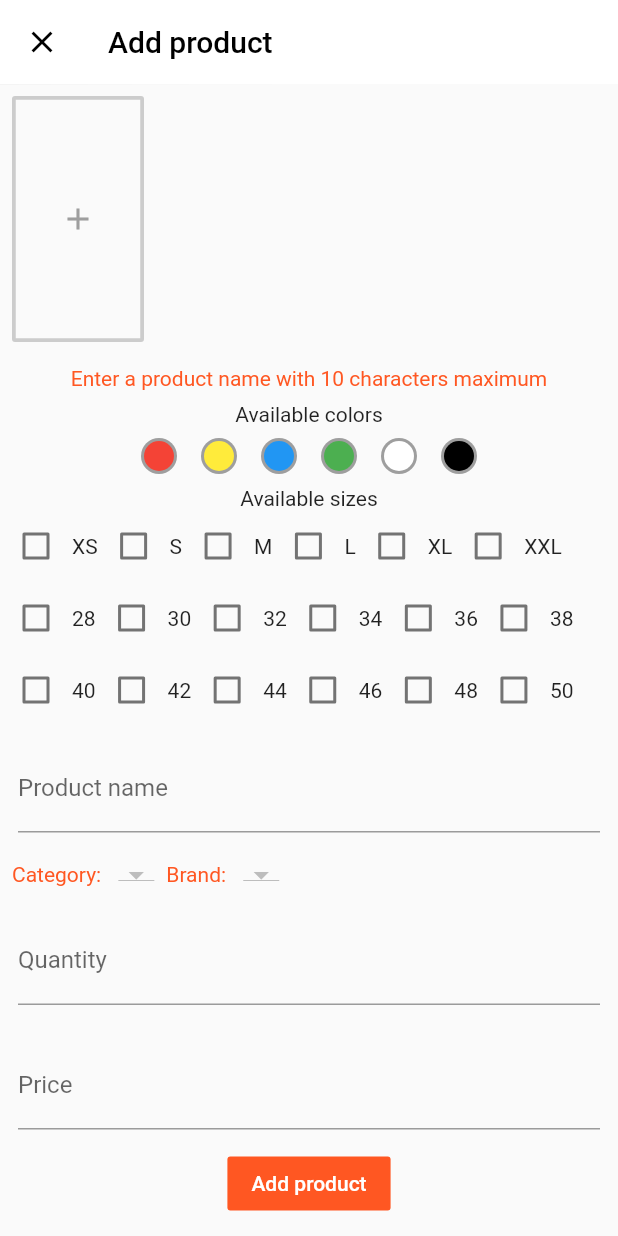
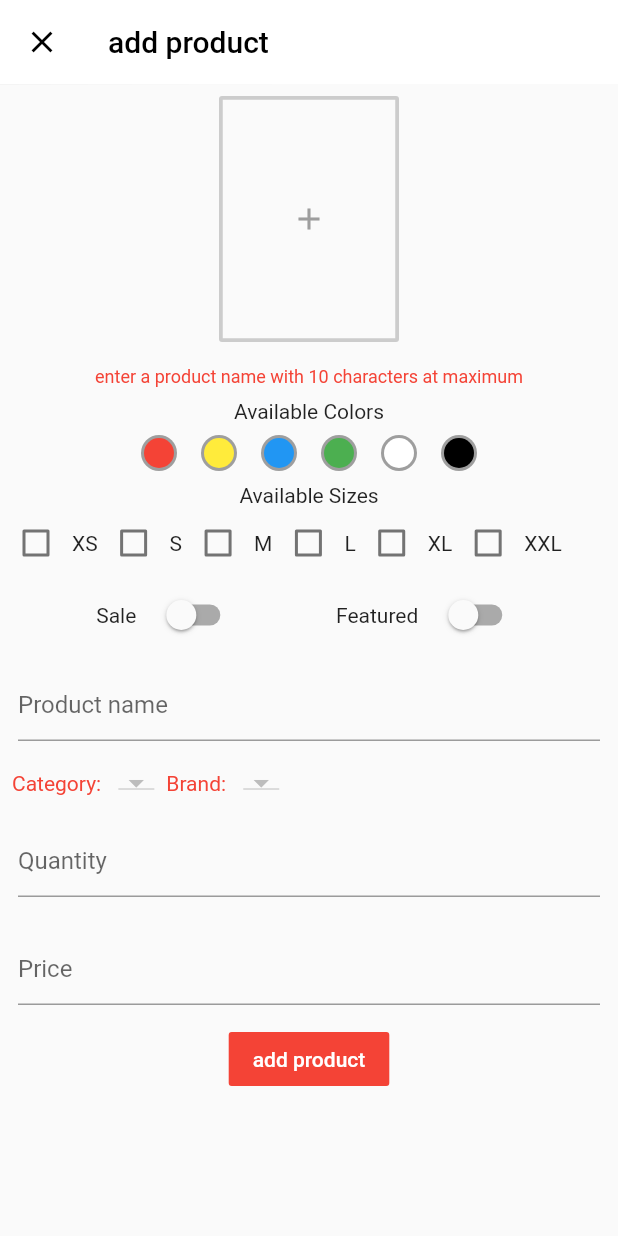
Before and after one commit to Arnoldmn/marcheapp_admi, a Flutter app: the screen it shows after launch, after a tap on "Products", on a phone screen of 412 x 824 dp. Run offline on Flutter 3.47's test engine with Material 2 defaults, Android fonts, the phone set to English and light mode, and no system bars; our stand-ins replace charts_flutter, cloud_firestore, firebase_auth, firebase_storage, flutter_typeahead, fluttertoast and 2 more; missing offline and left inert: dart:ffi; accounts and stored records are empty.

Commit message:
Code organisation

```diff
--- a/lib/db/brand.dart
+++ b/lib/db/brand.dart
@@ -12,10 +12,13 @@ class BrandService {
     _firestore.collection(ref).document(brandId).setData({'brand': name});
   }
 
-  Future<List<DocumentSnapshot>> brandsList() =>
-      _firestore.collection(ref).getDocuments().then((snaps) {
-        return snaps.documents;
-      });
+  Future<List<DocumentSnapshot>> getBrands() =>
+      _firestore.collection(ref).getDocuments().then(
+        (snaps) {
+          print(snaps.documents.length);
+          return snaps.documents;
+        },
+      );
 
   Future<List<DocumentSnapshot>> getSuggestion(String suggestion) => _firestore
           .collection(ref)
--- a/lib/db/category.dart
+++ b/lib/db/category.dart
@@ -7,21 +7,26 @@ class CategoryService {
   String ref = 'Categories';
 
   void createCategory(String name) {
-    var id = new Uuid();
+    var id = Uuid();
     String categoryId = id.v1();
+
     _firestore.collection(ref).document(categoryId).setData({'category': name});
   }
 
-  Future<List<DocumentSnapshot>> categoriesList() =>
-      _firestore.collection(ref).getDocuments().then((snaps) {
-        return snaps.documents;
-      });
+  Future<List<DocumentSnapshot>> getCategories() =>
+      _firestore.collection(ref).getDocuments().then(
+        (snaps) {
+          return snaps.documents;
+        },
+      );
 
-  Future<List<DocumentSnapshot>> getSuggestion(String suggestion) => _firestore
+  Future<List<DocumentSnapshot>> getSuggestions(String suggestion) => _firestore
           .collection(ref)
           .where('category', isEqualTo: suggestion)
           .getDocuments()
-          .then((snap) {
-        return snap.documents;
-      });
+          .then(
+        (snap) {
+          return snap.documents;
+        },
+      );
 }
--- a/lib/screens/add_product.dart
+++ b/lib/screens/add_product.dart
@@ -19,24 +19,21 @@ class AddProduct extends StatefulWidget {
 }
 
 class _AddProductState extends State<AddProduct> {
-  CategoryService categoryService = CategoryService();
-  BrandService brandService = BrandService();
+  CategoryService _categoryService = CategoryService();
+  BrandService _brandService = BrandService();
   ProductService productService = ProductService();
   GlobalKey<FormState> _formKey = GlobalKey<FormState>();
-  TextEditingController _productNameController = TextEditingController();
-  TextEditingController _quantityController = TextEditingController();
-  final _priceController = TextEditingController();
+  TextEditingController productNameController = TextEditingController();
+  TextEditingController quatityController = TextEditingController();
+  final priceController = TextEditingController();
   List<DocumentSnapshot> brands = <DocumentSnapshot>[];
   List<DocumentSnapshot> categories = <DocumentSnapshot>[];
   List<DropdownMenuItem<String>> categoriesDropDown =
       <DropdownMenuItem<String>>[];
   List<DropdownMenuItem<String>> brandsDropDown = <DropdownMenuItem<String>>[];
-  File _fileImage1;
-
-  bool isLoading = false;
-
+  String _currentCategory;
+  String _currentBrand;
   Color white = Colors.white;
-  Color deepOrange = Colors.deepOrange;
   Color black = Colors.black;
   Color grey = Colors.grey;
   Color red = Colors.red;
@@ -45,8 +42,8 @@ class _AddProductState extends State<AddProduct> {
   bool onSale = false;
   bool featured = false;
 
-  String _currentCategory;
-  String _currentBrand;
+  File _image1;
+  bool isLoading = false;
 
   @override
   void initState() {
@@ -61,30 +58,23 @@ class _AddProductState extends State<AddProduct> {
         items.insert(
             0,
             DropdownMenuItem(
-            child: Text(categories[i]['category']),
-            value: categories[i].data['category'],
-          ),
-        );
+                child: Text(categories[i].data['category']),
+                value: categories[i].data['category']));
       });
     }
     return items;
   }
 
-  List<DropdownMenuItem<String>> getBrandsDropdown() {
+  List<DropdownMenuItem<String>> getBrandsDropDown() {
     List<DropdownMenuItem<String>> items = new List();
-
     for (int i = 0; i < brands.length; i++) {
-      setState(
-        () {
+      setState(() {
         items.insert(
             0,
             DropdownMenuItem(
-              child: Text(brands[i]['brand']),
-              value: brands[i].data['brand'],
-            ),
-          );
-        },
-      );
+                child: Text(brands[i].data['brand']),
+                value: brands[i].data['brand']));
+      });
     }
     return items;
   }
@@ -101,54 +91,52 @@ class _AddProductState extends State<AddProduct> {
           color: black,
         ),
         title: Text(
-          "Add product",
+          "add product",
           style: TextStyle(color: black),
         ),
       ),
       body: Form(
         key: _formKey,
         child: SingleChildScrollView(
-          child: Center(
           child: isLoading
               ? CircularProgressIndicator()
               : Column(
                   children: <Widget>[
                     Row(
+                      mainAxisAlignment: MainAxisAlignment.center,
                       children: <Widget>[
                         Container(
                           child: Padding(
                             padding: const EdgeInsets.all(8.0),
+                            child: Container(
+                              width: 120,
                               child: OutlineButton(
                                   borderSide: BorderSide(
-                                  color: grey.withOpacity(0.5),
-                                  width: 2.5,
-                                ),
+                                      color: grey.withOpacity(0.5), width: 2.5),
                                   onPressed: () {
                                     _selectImage(
                                       ImagePicker.pickImage(
                                           source: ImageSource.gallery),
-                                      1);
+                                    );
                                   },
-                                child: _displayChild1(),
+                                  child: _displayChild1()),
                             ),
                           ),
                         ),
                       ],
                     ),
+
                     Padding(
                       padding: const EdgeInsets.all(8.0),
                       child: Text(
-                          'Enter a product name with 10 characters maximum',
+                        'enter a product name with 10 characters at maximum',
                         textAlign: TextAlign.center,
-                          style: TextStyle(
-                            color: deepOrange,
-                            fontSize: 14.0,
+                        style: TextStyle(color: red, fontSize: 12),
                       ),
                     ),
-                      ),
-                      Text(
-                        'Available colors',
-                      ),
+
+                    Text('Available Colors'),
+
                     Row(
                       mainAxisAlignment: MainAxisAlignment.center,
                       children: <Widget>[
@@ -346,136 +334,97 @@ class _AddProductState extends State<AddProduct> {
                         ),
                       ],
                     ),
-                      Text("Available sizes"),
+
+                    Text('Available Sizes'),
+
                     Row(
                       children: <Widget>[
                         Checkbox(
                             value: selectedSizes.contains('XS'),
-                            onChanged: (value) => changeSelectedSize('XS'),
-                          ),
+                            onChanged: (value) => changeSelectedSize('XS')),
                         Text('XS'),
                         Checkbox(
                             value: selectedSizes.contains('S'),
-                            onChanged: (value) => changeSelectedSize('S'),
-                          ),
+                            onChanged: (value) => changeSelectedSize('S')),
                         Text('S'),
                         Checkbox(
                             value: selectedSizes.contains('M'),
-                            onChanged: (value) => changeSelectedSize('M'),
-                          ),
+                            onChanged: (value) => changeSelectedSize('M')),
                         Text('M'),
                         Checkbox(
                             value: selectedSizes.contains('L'),
-                            onChanged: (value) => changeSelectedSize('L'),
-                          ),
+                            onChanged: (value) => changeSelectedSize('L')),
                         Text('L'),
                         Checkbox(
                             value: selectedSizes.contains('XL'),
-                            onChanged: (value) => changeSelectedSize('XL'),
-                          ),
+                            onChanged: (value) => changeSelectedSize('XL')),
                         Text('XL'),
                         Checkbox(
                             value: selectedSizes.contains('XXL'),
-                            onChanged: (value) => changeSelectedSize('XXL'),
+                            onChanged: (value) => changeSelectedSize('XXL')),
+                        Text('XXL'),
+                      ],
                     ),
-                          Text('XXL'),
+
+                    Row(
+                      mainAxisAlignment: MainAxisAlignment.spaceEvenly,
+                      children: <Widget>[
+                        Row(
+                          children: <Widget>[
+                            Text('Sale'),
+                            SizedBox(
+                              width: 10,
+                            ),
+                            Switch(
+                                value: onSale,
+                                onChanged: (value) {
+                                  setState(() {
+                                    onSale = value;
+                                  });
+                                }),
                           ],
                         ),
                         Row(
                           children: <Widget>[
-                          Checkbox(
-                            value: selectedSizes.contains('28'),
-                            onChanged: (value) => changeSelectedSize('28'),
+                            Text('Featured'),
+                            SizedBox(
+                              width: 10,
                             ),
-                          Text('28'),
-                          Checkbox(
-                            value: selectedSizes.contains('30'),
-                            onChanged: (value) => changeSelectedSize('30'),
-                          ),
-                          Text('30'),
-                          Checkbox(
-                            value: selectedSizes.contains('32'),
-                            onChanged: (value) => changeSelectedSize('32'),
-                          ),
-                          Text('32'),
-                          Checkbox(
-                            value: selectedSizes.contains('34'),
-                            onChanged: (value) => changeSelectedSize('34'),
-                          ),
-                          Text('34'),
-                          Checkbox(
-                            value: selectedSizes.contains('36'),
-                            onChanged: (value) => changeSelectedSize('36'),
-                          ),
-                          Text('36'),
-                          Checkbox(
-                            value: selectedSizes.contains('38'),
-                            onChanged: (value) => changeSelectedSize('38'),
-                          ),
-                          Text('38'),
+                            Switch(
+                                value: featured,
+                                onChanged: (value) {
+                                  setState(() {
+                                    featured = value;
+                                  });
+                                }),
                           ],
                         ),
-                      Row(
-                        children: <Widget>[
-                          Checkbox(
-                            value: selectedSizes.contains('40'),
-                            onChanged: (value) => changeSelectedSize('40'),
-                          ),
-                          Text('40'),
-                          Checkbox(
-                            value: selectedSizes.contains('42'),
-                            onChanged: (value) => changeSelectedSize('42'),
-                          ),
-                          Text('42'),
-                          Checkbox(
-                            value: selectedSizes.contains('44'),
-                            onChanged: (value) => changeSelectedSize('44'),
-                          ),
-                          Text('44'),
-                          Checkbox(
-                            value: selectedSizes.contains('46'),
-                            onChanged: (value) => changeSelectedSize('46'),
-                          ),
-                          Text('46'),
-                          Checkbox(
-                            value: selectedSizes.contains('48'),
-                            onChanged: (value) => changeSelectedSize('48'),
-                          ),
-                          Text('48'),
-                          Checkbox(
-                            value: selectedSizes.contains('50'),
-                            onChanged: (value) => changeSelectedSize('50'),
-                          ),
-                          Text('50'),
                       ],
                     ),
+
                     Padding(
                       padding: const EdgeInsets.all(12.0),
                       child: TextFormField(
-                          controller: _productNameController,
-                          decoration: InputDecoration(
-                            labelText: 'Product name',
-                          ),
-                          // ignore: missing_return
+                        controller: productNameController,
+                        decoration: InputDecoration(hintText: 'Product name'),
                         validator: (value) {
                           if (value.isEmpty) {
-                              return 'You must enter product name';
-                              // ignore: missing_return
+                            return 'You must enter the product name';
                           } else if (value.length > 10) {
-                              return 'Product name can not have more than 10 letters';
+                            return 'Product name cant have more than 10 letters';
                           }
                         },
                       ),
                     ),
 
-                      /** SELECT CATEGORY & BRAND **/
+//              select category
                     Row(
                       children: <Widget>[
                         Padding(
                           padding: const EdgeInsets.all(8.0),
                           child: Text(
                             'Category: ',
-                              style: TextStyle(color: deepOrange),
+                            style: TextStyle(color: red),
                           ),
                         ),
                         DropdownButton(
@@ -487,7 +436,7 @@ class _AddProductState extends State<AddProduct> {
                           padding: const EdgeInsets.all(8.0),
                           child: Text(
                             'Brand: ',
-                              style: TextStyle(color: deepOrange),
+                            style: TextStyle(color: red),
                           ),
                         ),
                         DropdownButton(
@@ -497,54 +446,49 @@ class _AddProductState extends State<AddProduct> {
                         ),
                       ],
                     ),
-                      /** END SELECT CATEGORY & BRAND **/
+
+//
+                    Padding(
+                      padding: const EdgeInsets.all(12.0),
+                      child: TextFormField(
+                        controller: quatityController,
+                        keyboardType: TextInputType.number,
+                        decoration: InputDecoration(
+                          hintText: 'Quantity',
+                        ),
+                        validator: (value) {
+                          if (value.isEmpty) {
+                            return 'You must enter the product name';
+                          }
+                        },
+                      ),
+                    ),
 
                     Padding(
                       padding: const EdgeInsets.all(12.0),
                       child: TextFormField(
-                          controller: _quantityController,
+                        controller: priceController,
                         keyboardType: TextInputType.number,
                         decoration: InputDecoration(
-                            labelText: 'Quantity',
+                          hintText: 'Price',
                         ),
-                          // ignore: missing_return
                         validator: (value) {
                           if (value.isEmpty) {
-                              return 'You must enter product quantity';
-                              // ignore: missing_return
+                            return 'You must enter the product name';
                           }
                         },
                       ),
                     ),
-                      Padding(
-                        padding: const EdgeInsets.all(12.0),
-                        child: TextFormField(
-                          controller: _priceController,
-                          keyboardType: TextInputType.number,
-                          decoration: InputDecoration(
-                            labelText: 'Price',
-                          ),
-                          // ignore: missing_return
-                          validator: (value) {
-                            if (value.isEmpty) {
-                              return 'You must enter product price';
-                              // ignore: missing_return
-                            }
-                          },
-                        ),
-                      ),
+
                     FlatButton(
+                      color: red,
+                      textColor: white,
+                      child: Text('add product'),
                       onPressed: () {
                         validateAndUpload();
                       },
-                        color: deepOrange,
-                        child: Text(
-                          "Add product",
-                          style: TextStyle(color: white),
-                        ),
-                      ),
+                    )
                   ],
-                  ),
                 ),
         ),
       ),
@@ -552,7 +496,8 @@ class _AddProductState extends State<AddProduct> {
   }
 
   _getCategories() async {
-    List<DocumentSnapshot> data = await categoryService.categoriesList();
+    List<DocumentSnapshot> data = await _categoryService.getCategories();
+    print(data.length);
     setState(() {
       categories = data;
       categoriesDropDown = getCategoriesDropdown();
@@ -561,10 +506,11 @@ class _AddProductState extends State<AddProduct> {
   }
 
   _getBrands() async {
-    List<DocumentSnapshot> data = await brandService.brandsList();
+    List<DocumentSnapshot> data = await _brandService.getBrands();
+    print(data.length);
     setState(() {
       brands = data;
-      brandsDropDown = getBrandsDropdown();
+      brandsDropDown = getBrandsDropDown();
       _currentBrand = brands[0].data['brand'];
     });
   }
@@ -589,24 +535,23 @@ class _AddProductState extends State<AddProduct> {
     }
   }
 
-  void _selectImage(Future<File> pickImage, int imageNumber) async {
+  void _selectImage(Future<File> pickImage) async {
     File tempImg = await pickImage;
-
-    setState(() => _fileImage1 = tempImg);
+    setState(() => _image1 = tempImg);
   }
 
   Widget _displayChild1() {
-    if (_fileImage1 == null) {
+    if (_image1 == null) {
       return Padding(
-        padding: const EdgeInsets.fromLTRB(14.0, 70.0, 14.0, 70.0),
-        child: Icon(
+        padding: const EdgeInsets.fromLTRB(14, 70, 14, 70),
+        child: new Icon(
           Icons.add,
           color: grey,
         ),
       );
     } else {
       return Image.file(
-        _fileImage1,
+        _image1,
         fit: BoxFit.fill,
         width: double.infinity,
       );
@@ -616,7 +561,7 @@ class _AddProductState extends State<AddProduct> {
   void validateAndUpload() async {
     if (_formKey.currentState.validate()) {
       setState(() => isLoading = true);
-      if (_fileImage1 != null) {
+      if (_image1 != null) {
         if (selectedSizes.isNotEmpty) {
           String imageUrl1;
 
@@ -624,7 +569,7 @@ class _AddProductState extends State<AddProduct> {
           final String picture1 =
               "1${DateTime.now().millisecondsSinceEpoch.toString()}.jpg";
           StorageUploadTask task1 =
-              storage.ref().child(picture1).putFile(_fileImage1);
+              storage.ref().child(picture1).putFile(_image1);
 
           StorageTaskSnapshot snapshot1 =
               await task1.onComplete.then((snapshot) => snapshot);
@@ -633,12 +578,12 @@ class _AddProductState extends State<AddProduct> {
             imageUrl1 = await snapshot1.ref.getDownloadURL();
 
             productService.uploadProduct({
-              "name": _productNameController.text,
-              "price": double.parse(_priceController.text),
+              "name": productNameController.text,
+              "price": double.parse(priceController.text),
               "sizes": selectedSizes,
               "colors": colors,
               "picture": imageUrl1,
-              "quantity": int.parse(_quantityController.text),
+              "quantity": int.parse(quatityController.text),
               "brand": _currentBrand,
               "category": _currentCategory,
               'sale': onSale,
```
Also changed, not shown: lib/screens/dashboard.dart (+89 -58 lines). Lines whose indentation alone changed are shown as unchanged.
